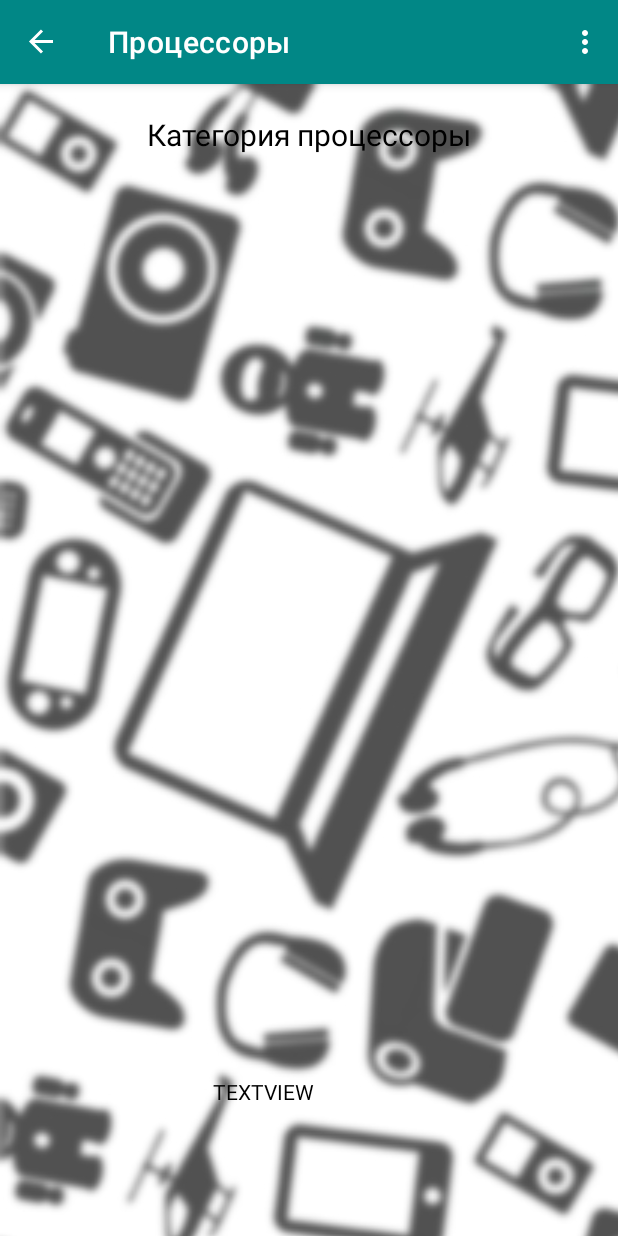
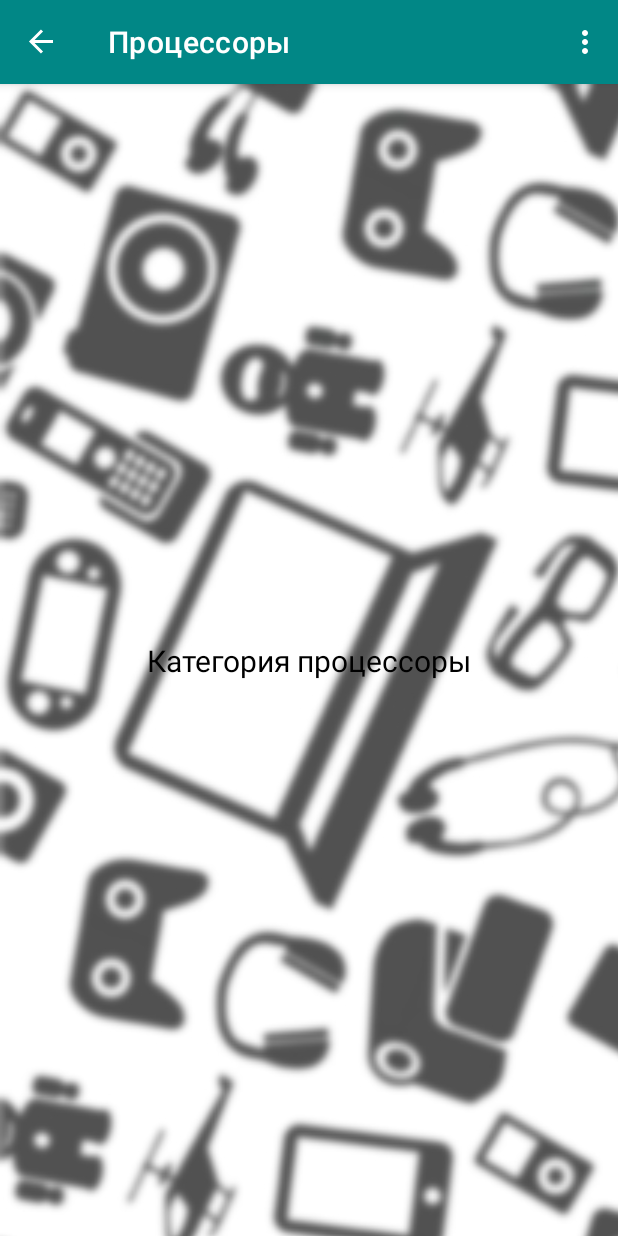
Before and after one commit to Misha-Mayskiy/Electronics-Catalog, an Android app: the MainActivity screen opened directly, with no data from a screen before it, after a tap on "ПРОЦЕССОРЫ", on a phone screen of 412 x 824 dp. Run offline under Robolectric (Android 15) with nearby library versions, the light colour scheme and no system bars; our stand-ins replace navigation-ui.

Commit message:
Revert "Tried adding db for processors"
This reverts commit bfd139ef1734e081990b7f707629fb12287ece12.

```diff
--- a/app/build.gradle
+++ b/app/build.gradle
@@ -34,12 +34,11 @@ android {
 dependencies {
     implementation platform('com.google.firebase:firebase-bom:30.0.1')
     implementation 'com.google.android.material:material:1.6.0'
-    implementation 'androidx.constraintlayout:constraintlayout:2.1.4'
+    implementation 'androidx.constraintlayout:constraintlayout:2.1.3'
     implementation 'androidx.navigation:navigation-fragment:2.4.2'
     implementation 'androidx.navigation:navigation-ui:2.4.2'
     implementation 'androidx.preference:preference:1.2.0'
     implementation 'com.google.firebase:firebase-analytics'
     implementation 'com.google.firebase:firebase-auth'
     implementation 'androidx.appcompat:appcompat:1.4.1'
-    implementation 'com.google.firebase:firebase-firestore:24.1.2'
 }
--- a/app/src/main/java/com/school/electronics/MainActivity.java
+++ b/app/src/main/java/com/school/electronics/MainActivity.java
@@ -2,30 +2,19 @@ package com.school.electronics;
 
 import android.annotation.SuppressLint;
 import android.os.Bundle;
-import android.util.Log;
 import android.view.Menu;
 import android.view.MenuInflater;
 import android.view.MenuItem;
 
-import androidx.annotation.NonNull;
 import androidx.appcompat.app.AppCompatActivity;
 import androidx.drawerlayout.widget.DrawerLayout;
 import androidx.navigation.NavController;
 import androidx.navigation.Navigation;
 import androidx.navigation.ui.AppBarConfiguration;
 import androidx.navigation.ui.NavigationUI;
-import androidx.recyclerview.widget.RecyclerView;
 
-import com.google.android.gms.tasks.OnCompleteListener;
-import com.google.android.gms.tasks.Task;
 import com.google.android.material.navigation.NavigationView;
-import com.google.firebase.firestore.DocumentReference;
-import com.google.firebase.firestore.DocumentSnapshot;
-import com.google.firebase.firestore.FirebaseFirestore;
 import com.school.electronics.databinding.ActivityMainBinding;
-
-import java.util.ArrayList;
-import java.util.List;
 
 public class MainActivity extends AppCompatActivity {
 
@@ -49,10 +38,6 @@ public class MainActivity extends AppCompatActivity {
         navController = Navigation.findNavController(this, R.id.nav_host_fragment_content_main);
         NavigationUI.setupActionBarWithNavController(this, navController, mAppBarConfiguration);
         NavigationUI.setupWithNavController(navigationView, navController);
-
-        FirebaseFirestore db = FirebaseFirestore.getInstance();
-        List<String> cpus = new ArrayList<String>();
-
     }
 
     @Override
--- a/app/src/main/java/com/school/electronics/ui/all/MyAdapter.java
+++ /dev/null
@@ -1,56 +0,0 @@
-package com.school.electronics.ui.all;
-
-import android.content.Context;
-import android.view.LayoutInflater;
-import android.view.View;
-import android.view.ViewGroup;
-import android.widget.ImageView;
-import android.widget.TextView;
-
-import androidx.annotation.NonNull;
-import androidx.recyclerview.widget.RecyclerView;
-
-import com.school.electronics.R;
-
-public class MyAdapter extends RecyclerView.Adapter<MyAdapter.MyViewHolder> {
-
-    String[] data1;
-    int image;
-    Context context;
-
-    public MyAdapter(Context ct, String[] s1, int img){
-        context = ct;
-        data1 = s1;
-        image = img;
-    }
-
-    @NonNull
-    @Override
-    public MyViewHolder onCreateViewHolder(@NonNull ViewGroup parent, int viewType) {
-        LayoutInflater inflater = LayoutInflater.from(context);
-        View view = inflater.inflate(R.layout.productcard, parent, false);
-        return new MyViewHolder(view);
-    }
-
-    @Override
-    public void onBindViewHolder(@NonNull MyViewHolder holder, int position) {
-        holder.myText.setText(data1[position]);
-        holder.myImage.setImageResource(image);
-    }
-
-    @Override
-    public int getItemCount() {
-        return data1.length;
-    }
-
-    public class MyViewHolder extends RecyclerView.ViewHolder{
-        TextView myText;
-        ImageView myImage;
-
-        public MyViewHolder(@NonNull View itemView) {
-            super(itemView);
-            myText = itemView.findViewById(R.id.prodName);
-            myImage = itemView.findViewById(R.id.prodImage);
-        }
-    }
-}
--- a/app/src/main/java/com/school/electronics/ui/all/Processors.java
+++ b/app/src/main/java/com/school/electronics/ui/all/Processors.java
@@ -1,74 +1,19 @@
 package com.school.electronics.ui.all;
 
-import static android.content.ContentValues.TAG;
-
 import android.os.Bundle;
-import android.util.Log;
 import android.view.LayoutInflater;
 import android.view.View;
 import android.view.ViewGroup;
-import android.widget.TextView;
 
 import androidx.annotation.NonNull;
-import androidx.annotation.Nullable;
 import androidx.fragment.app.Fragment;
-import androidx.recyclerview.widget.LinearLayoutManager;
-import androidx.recyclerview.widget.RecyclerView;
 
-import com.google.android.gms.tasks.OnCompleteListener;
-import com.google.android.gms.tasks.Task;
-import com.google.firebase.firestore.DocumentReference;
-import com.google.firebase.firestore.DocumentSnapshot;
-import com.google.firebase.firestore.FirebaseFirestore;
-import com.google.firebase.firestore.QueryDocumentSnapshot;
-import com.google.firebase.firestore.QuerySnapshot;
 import com.school.electronics.R;
-
-import org.xmlpull.v1.XmlPullParser;
-
-import java.util.ArrayList;
-import java.util.Arrays;
-import java.util.List;
 
 public class Processors extends Fragment {
 
-    List<String> cpus = new ArrayList<String>();
-    int image = R.drawable.cpu;
-    FirebaseFirestore db = FirebaseFirestore.getInstance();
-
     public View onCreateView(@NonNull LayoutInflater inflater,
                              ViewGroup container, Bundle savedInstanceState) {
-        View view = inflater.inflate(R.layout.fragment_processors, container, false);
-
-
-        db.collection("products").document("electronics").collection("CPUs").get()
-                .addOnCompleteListener(new OnCompleteListener<QuerySnapshot>() {
-                    @Override
-                    public void onComplete(@NonNull Task<QuerySnapshot> task) {
-                        if (task.isSuccessful()) {
-                            for (QueryDocumentSnapshot document : task.getResult()) {
-//                                Log.d("DOCUMENT", document.getId() + " => " + document.getData());
-                                cpus.add(document.getId());
-                                Log.d("DOCUMENT", cpus.toString());
-                            }
-                        } else {
-                            Log.d("DOCUMENT", "Error getting documents: ", task.getException());
-                        }
-                    }
-                });
-
-        return view;
-    }
-
-    @Override
-    public void onViewCreated(@NonNull View view, @Nullable Bundle savedInstanceState) {
-        super.onViewCreated(view, savedInstanceState);
-        RecyclerView recyclerView = (RecyclerView) view.findViewById(R.id.recView);
-        TextView txtView = (TextView) view.findViewById(R.id.test111);
-        String[] allcpus = new String[cpus.size()];
-        cpus.toArray(allcpus);
-        MyAdapter myAdapter = new MyAdapter(this.getContext(), allcpus, image);
-        recyclerView.setAdapter(myAdapter);
-        recyclerView.setLayoutManager(new LinearLayoutManager(this.getActivity()));
+        return inflater.inflate(R.layout.fragment_processors, container, false);
     }
 }
--- a/app/src/main/res/layout/fragment_processors.xml
+++ b/app/src/main/res/layout/fragment_processors.xml
@@ -22,37 +22,11 @@
         android:id="@+id/textView3"
         android:layout_width="wrap_content"
         android:layout_height="wrap_content"
-        android:layout_marginTop="4dp"
         android:text="Категория процессоры"
         android:textColor="#000000"
         android:textSize="20sp"
         app:layout_constraintBottom_toBottomOf="parent"
         app:layout_constraintEnd_toEndOf="parent"
         app:layout_constraintStart_toStartOf="parent"
-        app:layout_constraintTop_toTopOf="parent"
-        app:layout_constraintVertical_bias="0.022" />
-
-    <androidx.recyclerview.widget.RecyclerView
-        android:id="@+id/recView"
-        android:layout_width="0dp"
-        android:layout_height="0dp"
-        app:layout_constraintBottom_toBottomOf="parent"
-        app:layout_constraintEnd_toEndOf="parent"
-        app:layout_constraintHorizontal_bias="0.0"
-        app:layout_constraintStart_toStartOf="parent"
-        app:layout_constraintTop_toBottomOf="@+id/textView3"
-        app:layout_constraintVertical_bias="1.0" />
-
-    <TextView
-        android:id="@+id/test111"
-        android:layout_width="128dp"
-        android:layout_height="106dp"
-        android:text="TextView"
-        android:textAllCaps="true"
-        android:textColor="#000000"
-        android:textSize="14sp"
-        app:layout_constraintBottom_toBottomOf="@+id/imageView2"
-        app:layout_constraintEnd_toEndOf="parent"
-        app:layout_constraintStart_toStartOf="parent" />
-
+        app:layout_constraintTop_toTopOf="parent" />
 </androidx.constraintlayout.widget.ConstraintLayout>
```
Also changed, not shown: app/src/main/res/layout/productcard.xml (deleted, +0 -38 lines), app/src/main/res/drawable-nodpi/cpu.png (deleted), app/src/main/res/drawable-nodpi/gpu.png (deleted), 1 other file.
